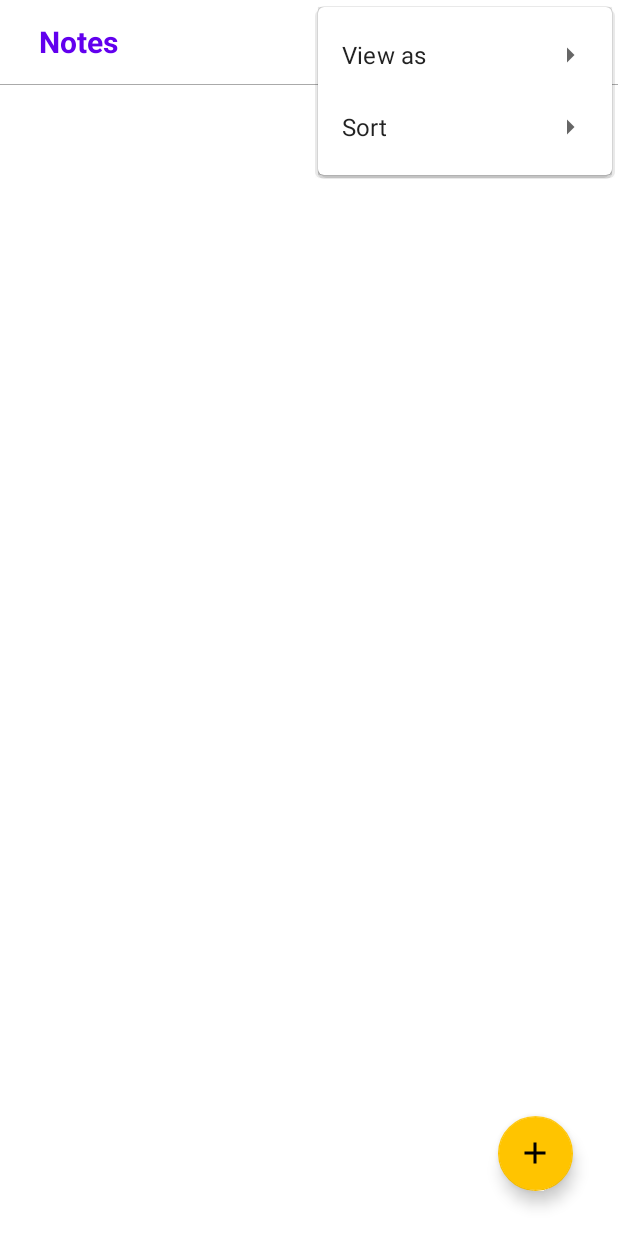
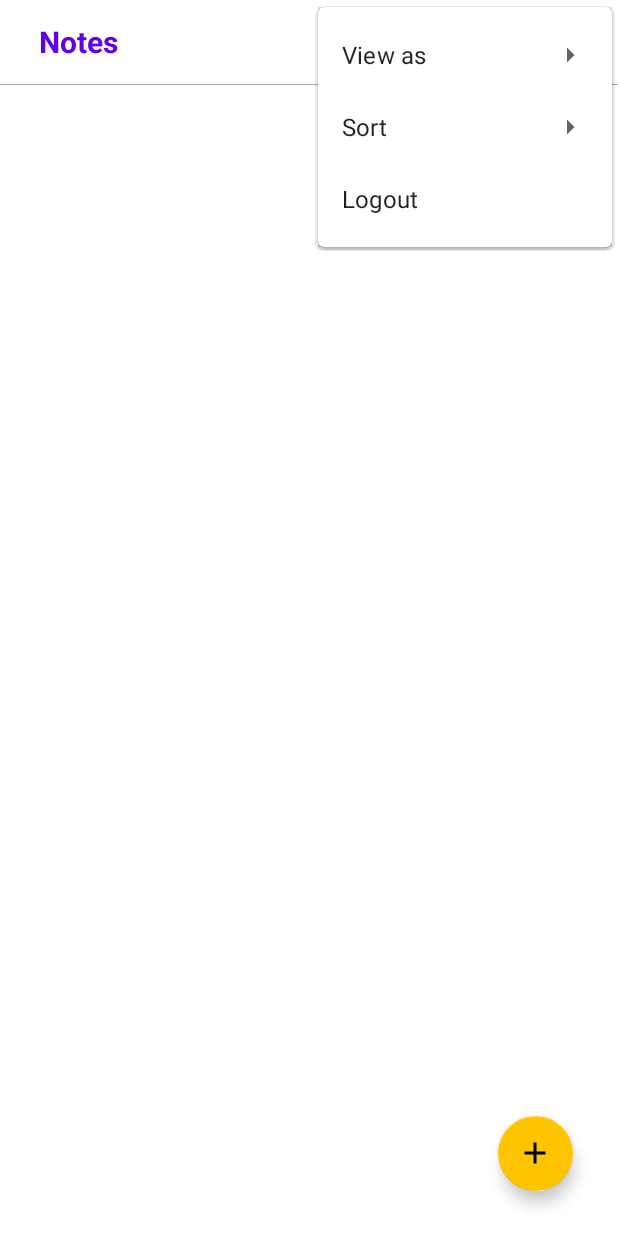
Before and after one commit to vishnukumar7/notes, an Android app: the MainActivity screen opened directly, with no data from a screen before it, with the options menu open, on a phone screen of 412 x 824 dp. Run offline under Robolectric (Android 15) with nearby library versions, the phone set to English and light mode, and no system bars; our stand-ins replace Room's generated code, Volley, data binding.

```diff
--- a/app/src/main/java/com/app/notepad/ui/MainActivity.java
+++ b/app/src/main/java/com/app/notepad/ui/MainActivity.java
@@ -118,6 +118,10 @@ public class MainActivity extends BaseActivity {
             noteDataList.clear();
             noteDataList.addAll(database.noteDataDao().getAllOrderTime());
             adapter.notifyDataSetChanged();
+        }else if (itemId==R.id.logout){
+            appController.setValues("logged",false);
+            startActivity(new Intent(MainActivity.this,MobileNumberActivity.class));
+            finish();
         }
         return true;
     }
--- a/app/src/main/java/com/app/notepad/ui/MobileNumberActivity.java
+++ b/app/src/main/java/com/app/notepad/ui/MobileNumberActivity.java
@@ -124,7 +124,7 @@ public class MobileNumberActivity extends BaseActivity implements TextWatcher, V
         binding.otp5.addTextChangedListener(this);
         binding.otp6.addTextChangedListener(this);
 
-        startSmsUserContent();
+      //  startSmsUserContent();
 
     }
 
@@ -156,13 +156,13 @@ public class MobileNumberActivity extends BaseActivity implements TextWatcher, V
         // Check if user is signed in (non-null) and update UI accordingly.
         //FirebaseUser currentUser = mAuth.getCurrentUser();
         // updateUI(currentUser);
-        registerReceiver();
+     //   registerReceiver();
     }
 
     @Override
     protected void onStop() {
         super.onStop();
-        unregisterReceiver(smsReceiver);
+      //  unregisterReceiver(smsReceiver);
     }
 
     private void signInWithPhoneAuthCredential(PhoneAuthCredential credential) {
--- a/app/src/main/res/menu/menu.xml
+++ b/app/src/main/res/menu/menu.xml
@@ -39,4 +39,6 @@
         </menu>
     </item>
 
+    <item android:id="@+id/logout" android:orderInCategory="1" android:title="@string/logout"/>
+
 </menu>
--- a/app/src/main/res/values/strings.xml
+++ b/app/src/main/res/values/strings.xml
@@ -17,4 +17,5 @@
     <string name="generate_otp">Generate Otp</string>
     <string name="submit">Submit</string>
     <string name="resend_code">Resend Code!!</string>
+    <string name="logout">Logout</string>
 </resources>
```
